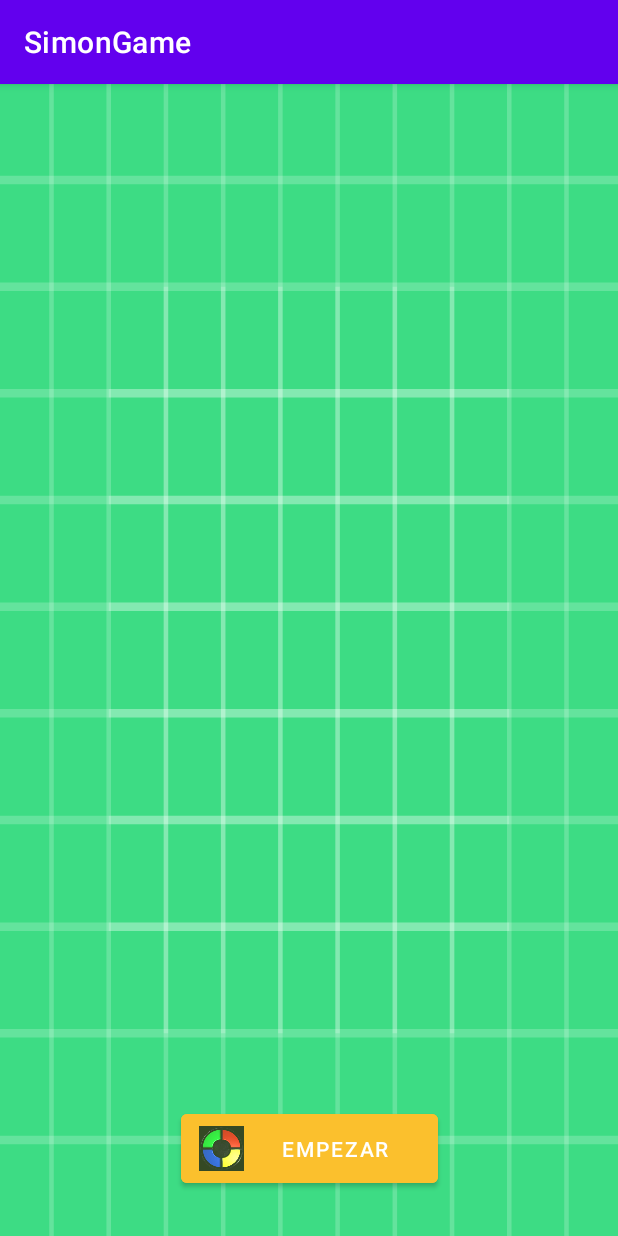
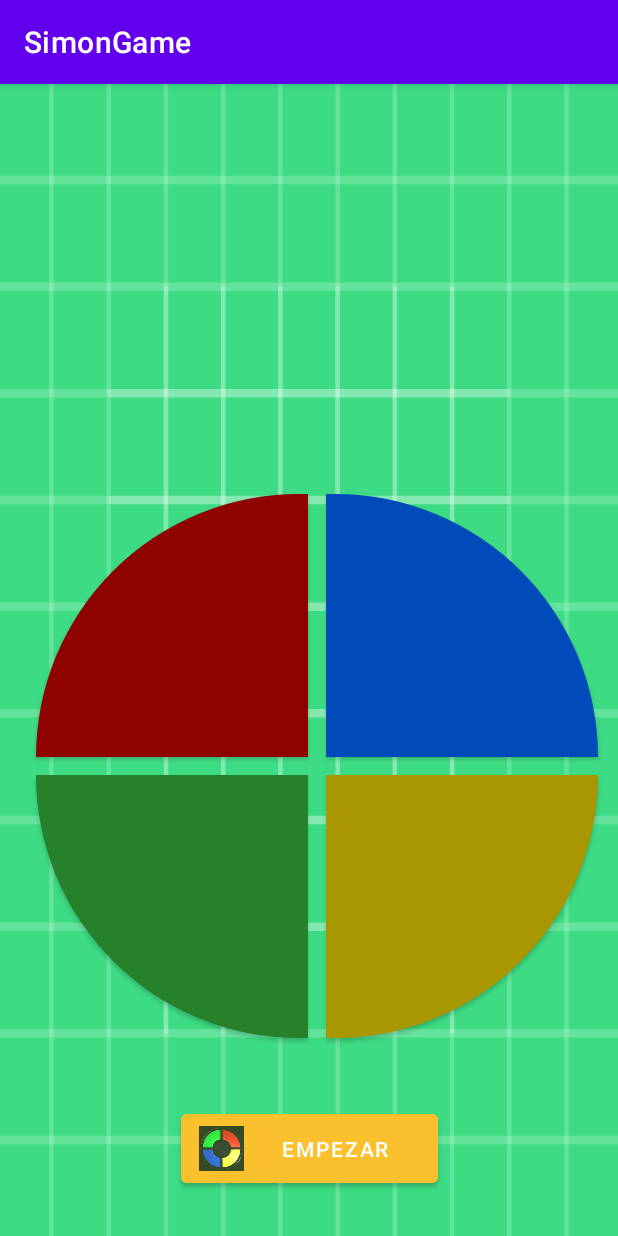
Before and after one commit to jsamperevazquez/SimonGame, an Android app: the screen it shows after launch (MainActivity), after a tap on "EMPEZAR", on a phone screen of 412 x 824 dp. Run offline under Robolectric (Android 15) with nearby library versions, the phone set to English and light mode, and no system bars.

Commit message:
Listener de los botones creados

```diff
--- a/app/src/main/java/com/cursoandroid/simongame/MainActivity.kt
+++ b/app/src/main/java/com/cursoandroid/simongame/MainActivity.kt
@@ -1,13 +1,17 @@
 package com.cursoandroid.simongame
 
+import android.os.Build
 import androidx.appcompat.app.AppCompatActivity
 import android.os.Bundle
 import android.util.Log
+import android.view.View
 import android.widget.Button
 import android.widget.TextView
 import android.widget.Toast
+import androidx.annotation.RequiresApi
 
 class MainActivity : AppCompatActivity() {
+    @RequiresApi(Build.VERSION_CODES.N)
     override fun onCreate(savedInstanceState: Bundle?) {
         super.onCreate(savedInstanceState)
         setContentView(R.layout.activity_main)
@@ -23,17 +27,40 @@ class MainActivity : AppCompatActivity() {
         arrayBotones[2] = bAmarillo
         arrayBotones[3] = bAzul
         botonEmpezar.setOnClickListener {
-            val toast = Toast.makeText(applicationContext, "Jugador juega", Toast.LENGTH_SHORT).show()
+            val toast =
+                Toast.makeText(applicationContext, "Jugador juega", Toast.LENGTH_SHORT).show()
             Log.d("estado", "Jugador ha empezado a jugar")
+
+            //Al clickar botón empezar mediante forEach de mi HMap activo botones
+            arrayBotones.forEach { (t, u) -> u.visibility = View.VISIBLE }
+            mostrarRonda()
         }
+        bAmarillo.setOnClickListener {
+            Log.d("amarillo", "Jugador pulsa botón amarillo")
+
+        }
+        bAzul.setOnClickListener {
+            Log.d("azul", "Jugador pulsa botón azul")
+        }
+        bVerde.setOnClickListener {
+            Log.d("verde", "Jugador presiona botón verde")
+        }
+        bRojo.setOnClickListener {
+            Log.d("rojo", "Jugador presiona botón rojo")
+        }
+
     }
+
     fun mostrarRonda() {
         val toast = Toast.makeText(applicationContext, "Mostrando ronda", Toast.LENGTH_SHORT).show()
         Log.d("ronda", "Mostrando ronda")
     }
+
     fun ejecutarSecuencia() {
-        var toast = Toast.makeText(applicationContext, "Mostrando secuencia", Toast.LENGTH_SHORT).show()
+        var toast =
+            Toast.makeText(applicationContext, "Mostrando secuencia", Toast.LENGTH_SHORT).show()
     }
-    fun comprobarSecuencia(){}
+
+    fun comprobarSecuencia() {}
 
 }
```
